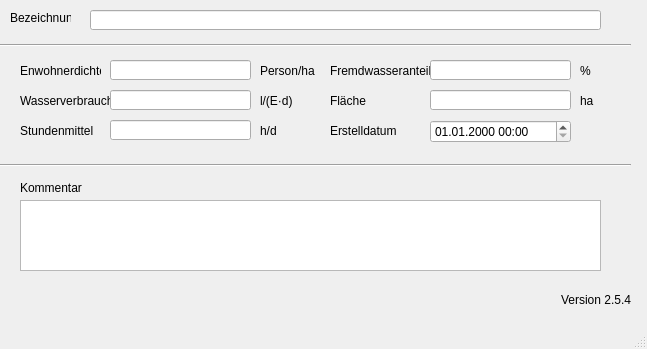
The window that qkan/forms/qkan_teilgebiete.ui (hoettges/QKan) describes before a commit, drawn with Qt 5.
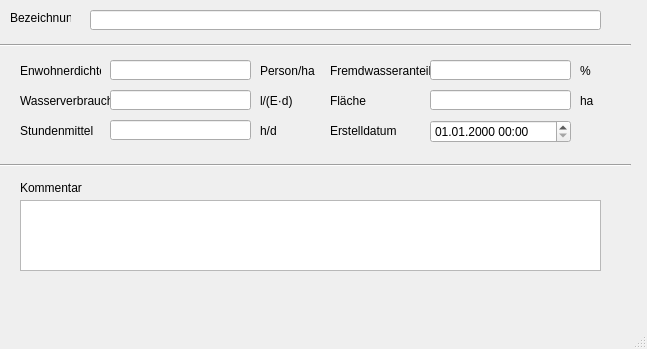
The same window after the commit. Custom widgets are drawn as their Qt base class.

Diff of the .ui file:
```diff
--- a/qkan/forms/qkan_teilgebiete.ui
+++ b/qkan/forms/qkan_teilgebiete.ui
@@ -282,25 +282,6 @@
      </rect>
     </property>
    </widget>
-   <widget class="QLabel" name="lb_version">
-    <property name="geometry">
-     <rect>
-      <x>560</x>
-      <y>290</y>
-      <width>71</width>
-      <height>20</height>
-     </rect>
-    </property>
-    <property name="toolTip">
-     <string>Version QKan Import</string>
-    </property>
-    <property name="text">
-     <string>Version 2.5.4</string>
-    </property>
-    <property name="alignment">
-     <set>Qt::AlignRight|Qt::AlignTrailing|Qt::AlignVCenter</set>
-    </property>
-   </widget>
    <widget class="QgsDateTimeEdit" name="createdat">
     <property name="geometry">
      <rect>
```
